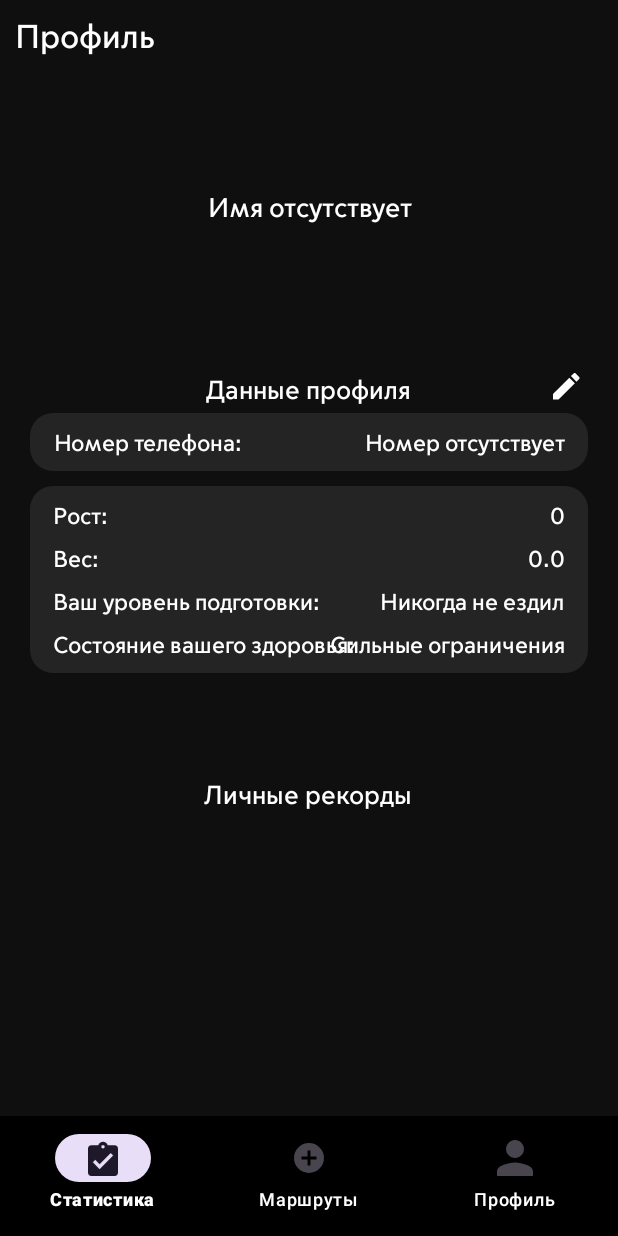
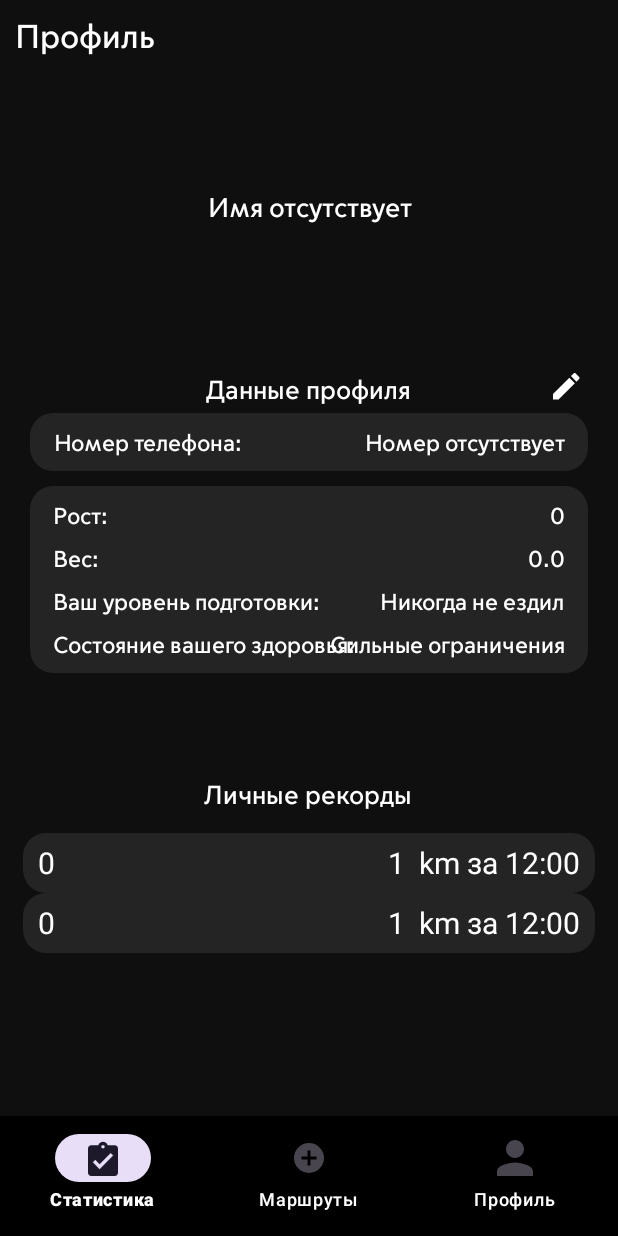
Before and after one commit to LevPrav999/TrackingApp, an Android app: the fragment ProfileFragment placed in its activity, on a phone screen of 412 x 824 dp. Run offline under Robolectric (Android 15) with nearby library versions, the phone set to English and light mode, and no system bars; our stand-ins replace Room's generated code; libraries missing offline, so code that uses them is left out: com.google.firebase.crashlytics, com.jjoe64.graphview; 10 statements that could not run were skipped.

Commit message:
make Recycler for Profile and Statistic

```diff
--- /dev/null
+++ b/app/src/main/java/ru/predprof/trackingapp/adapters/ProfileRecyclerAdapter.java
@@ -0,0 +1,70 @@
+package ru.predprof.trackingapp.adapters;
+
+
+
+
+import android.content.Context;
+import android.content.Intent;
+import android.util.Log;
+import android.view.LayoutInflater;
+import android.view.View;
+import android.view.ViewGroup;
+import android.widget.TextView;
+
+import androidx.annotation.NonNull;
+import androidx.recyclerview.widget.RecyclerView;
+
+import java.util.ArrayList;
+import java.util.List;
+
+import ru.predprof.trackingapp.R;
+import ru.predprof.trackingapp.databinding.ProfileRecyclerItemBinding;
+import ru.predprof.trackingapp.models.Trip;
+
+
+public class ProfileRecyclerAdapter extends RecyclerView.Adapter<ProfileRecyclerAdapter.TripsHolder> {
+    List<Trip> trips;
+
+    public ProfileRecyclerAdapter(List<Trip> trips){
+        this.trips = trips;
+    }
+
+
+    @NonNull
+    @Override
+    public TripsHolder onCreateViewHolder(@NonNull ViewGroup parent, int viewType) {
+        LayoutInflater layoutInflater = LayoutInflater.from(parent.getContext());
+        View view = layoutInflater.inflate(R.layout.profile_recycler_item, parent, false);
+
+        return new TripsHolder(view);
+    }
+
+    @Override
+    public void onBindViewHolder(@NonNull TripsHolder holder, int position) {
+        Trip trip = trips.get(position);
+        holder.date.setText(trip.weekDay); // TODO date in DB and time of trip
+        holder.achive.setText(trip.lenKm + "  km за " + trip.time);
+//        holder.tv.setText(gr.name);
+//        holder.tv1.setText(gr.id);
+
+    }
+
+    @Override
+    public int getItemCount() {
+        Log.d("tyyyyyyyyyyyy", Integer.toString(trips.size()));
+        return trips.size();
+    }
+
+    public static class TripsHolder extends RecyclerView.ViewHolder {
+        TextView date;
+        TextView achive;
+        public TripsHolder(@NonNull View itemView) {
+            super(itemView);
+            date = itemView.findViewById(R.id.date_recycler);
+            achive = itemView.findViewById(R.id.achievement);
+
+
+        }
+
+    }
+}
--- /dev/null
+++ b/app/src/main/java/ru/predprof/trackingapp/adapters/StatisticRecyclerAdapter.java
@@ -0,0 +1,61 @@
+package ru.predprof.trackingapp.adapters;
+
+import android.util.Log;
+import android.view.LayoutInflater;
+import android.view.View;
+import android.view.ViewGroup;
+import android.widget.TextView;
+
+import androidx.annotation.NonNull;
+import androidx.recyclerview.widget.RecyclerView;
+
+import java.util.List;
+
+import ru.predprof.trackingapp.R;
+import ru.predprof.trackingapp.models.Trip;
+
+public class StatisticRecyclerAdapter extends RecyclerView.Adapter<StatisticRecyclerAdapter.TripsStatHolder> {
+    List<Trip> trips;
+
+    public StatisticRecyclerAdapter(List<Trip> trips){
+        this.trips = trips;
+    }
+
+
+    @NonNull
+    @Override
+    public TripsStatHolder onCreateViewHolder(@NonNull ViewGroup parent, int viewType) {
+        LayoutInflater layoutInflater = LayoutInflater.from(parent.getContext());
+        View view = layoutInflater.inflate(R.layout.main_recycler_item, parent, false);
+
+        return new TripsStatHolder(view);
+    }
+
+    @Override
+    public void onBindViewHolder(@NonNull TripsStatHolder holder, int position) {
+        Trip trip = trips.get(position);
+        holder.dificult.setText(trip.difficultReal); // TODO add startpoint and endpoint to DB
+
+//        holder.tv.setText(gr.name);
+//        holder.tv1.setText(gr.id);
+
+    }
+
+    @Override
+    public int getItemCount() {
+        Log.d("tyyyyyyyyyyyy", Integer.toString(trips.size()));
+        return trips.size();
+    }
+
+    public static class TripsStatHolder extends RecyclerView.ViewHolder {
+
+        TextView dificult;
+        public TripsStatHolder(@NonNull View itemView) {
+            super(itemView);
+            dificult = itemView.findViewById(R.id.complexity);
+
+
+        }
+
+    }
+}
--- a/app/src/main/java/ru/predprof/trackingapp/fragments/ProfileFragment.java
+++ b/app/src/main/java/ru/predprof/trackingapp/fragments/ProfileFragment.java
@@ -1,5 +1,6 @@
 package ru.predprof.trackingapp.fragments;
 
+import android.content.Context;
 import android.os.Bundle;
 import android.util.Log;
 import android.view.LayoutInflater;
@@ -9,14 +10,28 @@ import android.widget.AdapterView;
 import android.widget.ArrayAdapter;
 
 import androidx.fragment.app.Fragment;
+import androidx.recyclerview.widget.LinearLayoutManager;
+import androidx.room.Room;
+
+import java.util.ArrayList;
+import java.util.Collections;
+import java.util.List;
 
 import ru.predprof.trackingapp.R;
+import ru.predprof.trackingapp.adapters.ProfileRecyclerAdapter;
 import ru.predprof.trackingapp.databinding.ProfileLayoutBinding;
+import ru.predprof.trackingapp.databinding.ProfileRecyclerItemBinding;
+import ru.predprof.trackingapp.models.Trip;
+import ru.predprof.trackingapp.room.AppDatabase;
+import ru.predprof.trackingapp.room.RoomHandler;
 import ru.predprof.trackingapp.sharedpreferences.SharedPreferencesManager;
 
 public class ProfileFragment extends Fragment {
     private ProfileLayoutBinding binding;
     private SharedPreferencesManager preferenceManager;
+    List<Trip> lst;
+    List<Trip> bestTrips = new ArrayList<Trip>();
+    ProfileRecyclerAdapter adapter;
     private void initFields() {
         preferenceManager = new SharedPreferencesManager(requireActivity());
     }
@@ -34,6 +49,31 @@ public class ProfileFragment extends Fragment {
         binding.editProfileData.setOnClickListener(view -> {
             // TODO переход на страницу редактирования профиля
         });
+        Thread th2 = new Thread(() -> { // Тест работы БД
+
+            lst = RoomHandler.getInstance(getContext()).getAppDatabase().tripDao().getAll();
+            Collections.sort(lst);
+            bestTrips.add(lst.get(0));
+            bestTrips.add(lst.get(1));
+            bestTrips.add(lst.get(2));
+
+            binding.recycler.post(new Runnable() {
+                @Override
+                public void run() {
+                    adapter = new ProfileRecyclerAdapter(bestTrips);
+                    binding.recycler.setAdapter(adapter);
+                    binding.recycler.setLayoutManager(new LinearLayoutManager((Context) getActivity()));
+                    adapter.notifyDataSetChanged();
+                }
+            });
+//            Log.d("tyyyyyyyyyyyy", Integer.toString(lst.size()));
+        });
+
+        th2.start();
+
+
+
+
 
     }
 
@@ -52,4 +92,6 @@ public class ProfileFragment extends Fragment {
 
         return binding.getRoot();
     }
+
+
 }
--- a/app/src/main/java/ru/predprof/trackingapp/fragments/StatisticFragment.java
+++ b/app/src/main/java/ru/predprof/trackingapp/fragments/StatisticFragment.java
@@ -1,6 +1,7 @@
 package ru.predprof.trackingapp.fragments;
 
 
+import android.content.Context;
 import android.graphics.Color;
 import android.os.Bundle;
 import android.util.Log;
@@ -9,6 +10,7 @@ import android.view.View;
 import android.view.ViewGroup;
 
 import androidx.fragment.app.Fragment;
+import androidx.recyclerview.widget.LinearLayoutManager;
 
 import com.jjoe64.graphview.DefaultLabelFormatter;
 import com.jjoe64.graphview.ValueDependentColor;
@@ -16,8 +18,11 @@ import com.jjoe64.graphview.series.BarGraphSeries;
 import com.jjoe64.graphview.series.DataPoint;
 
 import java.util.ArrayList;
+import java.util.Collections;
 import java.util.List;
 
+import ru.predprof.trackingapp.adapters.ProfileRecyclerAdapter;
+import ru.predprof.trackingapp.adapters.StatisticRecyclerAdapter;
 import ru.predprof.trackingapp.databinding.EditProfileLayoutBinding;
 import ru.predprof.trackingapp.databinding.MainAppLayoutBinding;
 import ru.predprof.trackingapp.models.Trip;
@@ -25,6 +30,8 @@ import ru.predprof.trackingapp.room.RoomHandler;
 
 public class StatisticFragment extends Fragment {
     private MainAppLayoutBinding binding;
+    StatisticRecyclerAdapter adapter;
+    List<Trip> lst;
     private void initFunc() {
 //        Thread th2 = new Thread(() -> { // Тест работы БД
 //
@@ -77,20 +84,31 @@ public class StatisticFragment extends Fragment {
                     new DataPoint(6, 6)
             });
             binding.graph.addSeries(series);
-
-// styling
             series.setValueDependentColor(new ValueDependentColor<DataPoint>() {
                 @Override
                 public int get(DataPoint data) {
                     return Color.rgb(174, 91, 15);
                 }
             });
-
             series.setSpacing(30);
-
-// draw values on top
             series.setDrawValuesOnTop(true);
             series.setValuesOnTopColor(Color.WHITE);
+        Thread th2 = new Thread(() -> { // Тест работы БД
+
+            lst = RoomHandler.getInstance(getContext()).getAppDatabase().tripDao().getAll();
+
+            binding.recycler.post(new Runnable() {
+                @Override
+                public void run() {
+                    adapter = new StatisticRecyclerAdapter(lst);
+                    binding.recycler.setAdapter(adapter);
+                    binding.recycler.setLayoutManager(new LinearLayoutManager((Context) getActivity()));
+                    adapter.notifyDataSetChanged();
+                }
+            });
+        });
+
+        th2.start();
 
 
     }
--- a/app/src/main/java/ru/predprof/trackingapp/models/Trip.java
+++ b/app/src/main/java/ru/predprof/trackingapp/models/Trip.java
@@ -8,7 +8,7 @@ import androidx.room.PrimaryKey;
 import java.util.ArrayList;
 
 @Entity
-public class Trip {
+public class Trip implements Comparable<Trip> {
     @PrimaryKey(autoGenerate = true)
     public int number;
 
@@ -107,4 +107,9 @@ public class Trip {
     public void setDifficultReal(String difficultReal) {
         this.difficultReal = difficultReal;
     }
+
+    @Override
+    public int compareTo(Trip o) {
+        return Integer.parseInt(this.getLenKm()) - Integer.parseInt(o.getLenKm());
+    }
 }
--- a/app/src/main/res/layout/main_recycler_item.xml
+++ b/app/src/main/res/layout/main_recycler_item.xml
@@ -1,12 +1,12 @@
 <?xml version="1.0" encoding="utf-8"?>
 <androidx.constraintlayout.widget.ConstraintLayout xmlns:android="http://schemas.android.com/apk/res/android"
     xmlns:tools="http://schemas.android.com/tools"
-    android:layout_width="match_parent"
-    android:layout_height="match_parent">
+    android:layout_width="wrap_content"
+    android:layout_height="wrap_content">
 
 
     <RelativeLayout
-        android:layout_width="match_parent"
+        android:layout_width="wrap_content"
         android:layout_height="60dp"
         android:layout_marginLeft="10dp"
         android:layout_marginRight="10dp"
--- a/app/src/main/res/layout/profile_recycler_item.xml
+++ b/app/src/main/res/layout/profile_recycler_item.xml
@@ -1,12 +1,12 @@
 <?xml version="1.0" encoding="utf-8"?>
 <androidx.constraintlayout.widget.ConstraintLayout xmlns:android="http://schemas.android.com/apk/res/android"
     xmlns:tools="http://schemas.android.com/tools"
-    android:layout_width="match_parent"
-    android:layout_height="match_parent">
+    android:layout_width="wrap_content"
+    android:layout_height="wrap_content">
 
 
     <RelativeLayout
-        android:layout_width="match_parent"
+        android:layout_width="wrap_content"
         android:layout_height="40dp"
         android:layout_marginLeft="10dp"
         android:layout_marginRight="10dp"
@@ -17,7 +17,13 @@
             android:id="@+id/date_recycler"
             android:layout_width="match_parent"
             android:layout_height="match_parent"
+            android:layout_alignParentStart="true"
+            android:layout_alignParentEnd="true"
+            android:layout_alignParentTop="true"
+            android:layout_alignParentBottom="true"
             android:layout_marginStart="10dp"
+            android:layout_marginTop="0dp"
+            android:layout_marginBottom="0dp"
             android:gravity="left|center"
             android:text="@string/date"
             android:textColor="@color/white"
```
